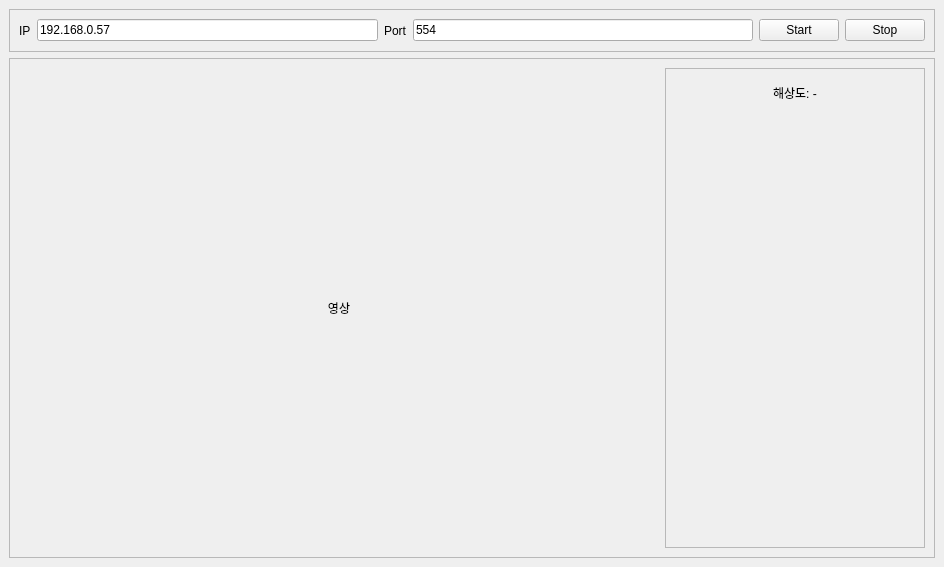
First picture: the form in viewer.ui, repository sue9010/IPCamera, before the edit.
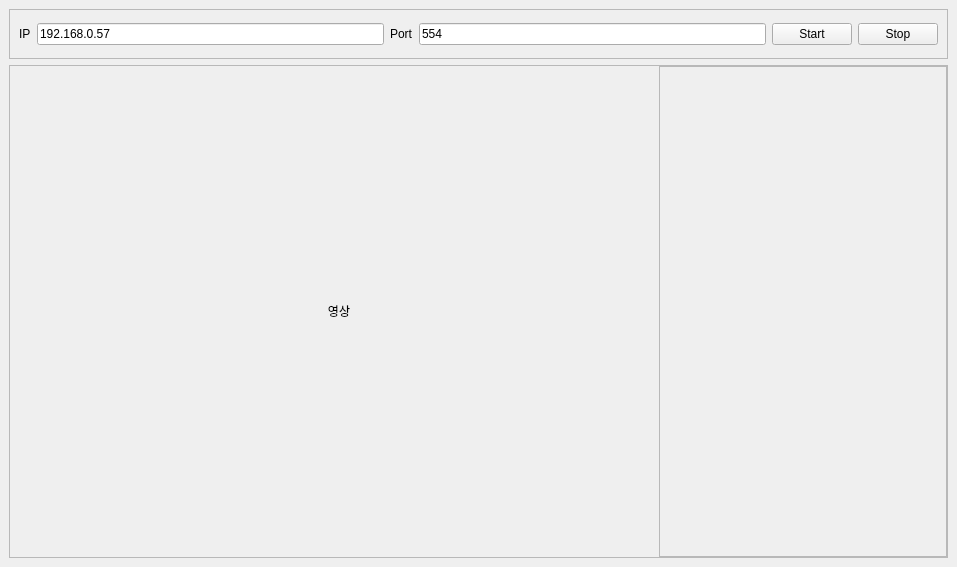
Second picture: the form after the edit.

Commit message: 해상도 보여주는 라벨 제거

```diff
--- a/viewer.ui
+++ b/viewer.ui
@@ -6,7 +6,7 @@
    <rect>
     <x>0</x>
     <y>0</y>
-    <width>944</width>
+    <width>957</width>
     <height>567</height>
    </rect>
   </property>
@@ -84,6 +84,21 @@
        <enum>QFrame::Raised</enum>
       </property>
       <layout class="QHBoxLayout" name="horizontalLayout_2">
+       <property name="spacing">
+        <number>0</number>
+       </property>
+       <property name="leftMargin">
+        <number>9</number>
+       </property>
+       <property name="topMargin">
+        <number>0</number>
+       </property>
+       <property name="rightMargin">
+        <number>0</number>
+       </property>
+       <property name="bottomMargin">
+        <number>0</number>
+       </property>
        <item>
         <widget class="QLabel" name="video_label">
          <property name="minimumSize">
@@ -115,25 +130,40 @@
           <enum>QFrame::Raised</enum>
          </property>
          <layout class="QVBoxLayout" name="verticalLayout_2">
-          <item>
-           <widget class="QLabel" name="resolution_label">
-            <property name="maximumSize">
-             <size>
-              <width>16777215</width>
-              <height>30</height>
-             </size>
-            </property>
-            <property name="text">
-             <string>해상도: -</string>
-            </property>
-            <property name="alignment">
-             <set>Qt::AlignCenter</set>
-            </property>
-           </widget>
-          </item>
+          <property name="spacing">
+           <number>0</number>
+          </property>
+          <property name="leftMargin">
+           <number>18</number>
+          </property>
+          <property name="topMargin">
+           <number>0</number>
+          </property>
+          <property name="rightMargin">
+           <number>0</number>
+          </property>
+          <property name="bottomMargin">
+           <number>0</number>
+          </property>
           <item>
            <widget class="QWidget" name="roi_grid" native="true">
-            <layout class="QGridLayout" name="gridLayout"/>
+            <layout class="QGridLayout" name="gridLayout">
+             <property name="leftMargin">
+              <number>0</number>
+             </property>
+             <property name="topMargin">
+              <number>0</number>
+             </property>
+             <property name="rightMargin">
+              <number>0</number>
+             </property>
+             <property name="bottomMargin">
+              <number>0</number>
+             </property>
+             <property name="spacing">
+              <number>0</number>
+             </property>
+            </layout>
            </widget>
           </item>
          </layout>
```
The commit also changes 4 other files.
